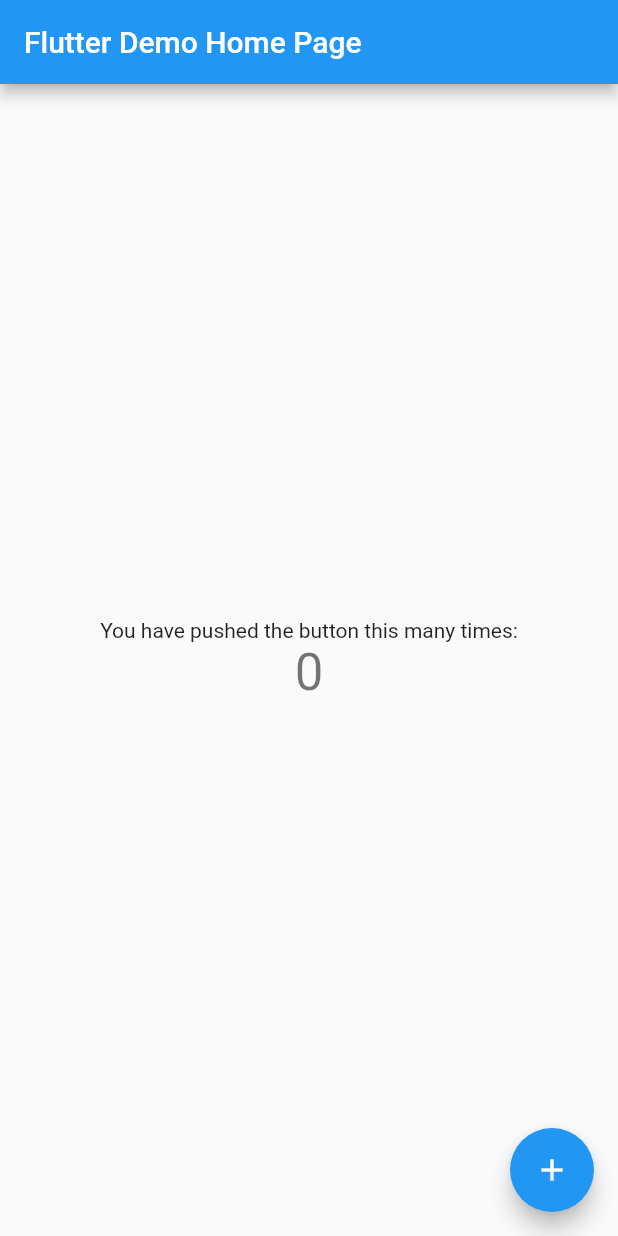
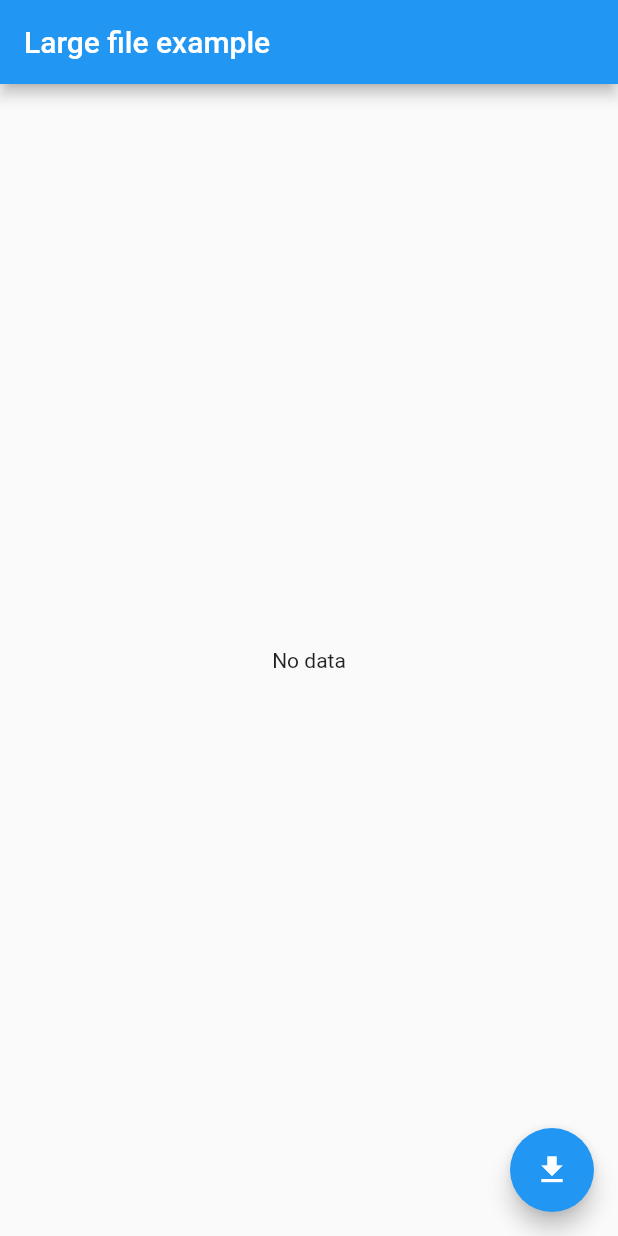
Before and after one commit to ssdd33/doit_flutter_practice, a Flutter app: the screen it shows after launch, on a phone screen of 412 x 824 dp. Run offline on Flutter 3.47's test engine with Material 2 defaults, Android fonts, the phone set to English and light mode, and no system bars; our stand-ins replace dio.

Commit message:
dio, path_provider 패키지 추가, 이미지 다운로드 기능과 진행현황 표시 화면 구현

```diff
--- /dev/null
+++ b/lib/largeFileMain.dart
@@ -0,0 +1,122 @@
+import 'package:flutter/material.dart';
+import 'package:dio/dio.dart';
+import 'package:path_provider/path_provider.dart';
+import 'dart:io';
+
+class LargeFileMain extends StatefulWidget {
+  @override
+  State<LargeFileMain> createState() => _LargeFileMainState();
+}
+
+class _LargeFileMainState extends State<LargeFileMain> {
+  final imgUrl =
+      'https://images.pexels.com/photos/240040/pexels-photo-240040.jpeg'
+      '?auto=compress';
+  bool downloading = false;
+  var progressString = "";
+  String file = "";
+
+  @override
+  Widget build(BuildContext context) {
+    return Scaffold(
+        appBar: AppBar(
+          title: Text('Large file example'),
+        ),
+        body: Center(
+          child: downloading ? Container(
+              height: 120.0,
+              width: 200.0,
+              child: Card(
+                color: Colors.black,
+                child: Column(
+                  mainAxisAlignment: MainAxisAlignment.center,
+                  children: [
+                    CircularProgressIndicator(),
+                    SizedBox(
+                      height: 20.0,
+                    ),
+                    Text('Downloading File : $progressString',
+                        style: TextStyle(color: Colors.white,
+                        ))
+                  ],
+                ),
+              )
+          ):FutureBuilder(
+            //FutureBuilder : 비동기로 데이터를 받아서 처리한 후 만들어지는 위젯
+            builder:(context,snapshot){
+              //snapshot : FutureBuiler.future에서 받아온 데이터를 저장한 dynamic 형태의 변수
+              switch(snapshot.connectionState){
+
+                case ConnectionState.none : //FutureBuilder.future가 null일때
+                  print('none');
+                return Text('데이터 없음');
+                case ConnectionState.waiting : //연결되기 전 (FutureBuilder.future에서 데이터를 반환받지 않았을 때)
+                  print('waiting');
+                return CircularProgressIndicator();
+                case ConnectionState.active: //하나 이상의 데이터를 반환받을 때
+                  print('active');
+                  return CircularProgressIndicator();
+                case ConnectionState.done: // 모든 데이터를 받아서 연결이 끝날 때
+                  print('done');
+                  if(snapshot.hasData){
+                    return snapshot.data as Widget; // snapshot.data : downloadWidget(file)함수가 반환하는 데이터
+                  }
+              }
+              print('end progress');
+              return Text('데이터 없음');
+            },
+            future: downloadWidget(file),
+          ),
+
+        ),
+      floatingActionButton: FloatingActionButton(
+        onPressed: (){
+          downloadFile();
+        },
+        child:Icon(Icons.file_download),
+      ),
+    );
+  }
+
+  Future<void> downloadFile() async {
+    Dio dio = Dio();
+    try {
+      var dir =
+      await getApplicationDocumentsDirectory(); //path_provider패키지가 제공하며 플러터 앱의 내부 디렉터리를 가져온다.
+      // imgUrl에서 내려받음 파일을 내부 디렉터리 안에 myimage.jpg라는 이름으로 저장
+      await dio.download(imgUrl, '${dir.path}/myimage.jpg',
+          onReceiveProgress: (rec, total) {
+            //진행 상황을 표시한다. rec : 지금까지 내려받은 데이터의 크기, total: 전체 파일의 크기
+            print('Rec: $rec , Total: $total');
+            file = '${dir.path}/myimage.jpg';
+            setState(() {
+              downloading = true;
+              progressString = ((rec / total) * 100).toStringAsFixed(0) + '%';
+            });
+          });
+    } catch (e) {
+      print(e);
+    }
+    setState(() {
+      downloading = false;
+      progressString = 'Completed';
+    });
+    print('Download completed');
+  }
+
+  Future<Widget> downloadWidget(String filePath) async {
+    File file  = File(filePath);
+    bool exist = await file.exists();
+
+    new FileImage(file).evict(); // 캐시 초기화, 플러터는 캐시에 같은 이름의 이미지가 있으면 이미지를 변경하지 않고 해당 이미지를 사용한다.
+
+    if(exist){
+
+      return Center(
+        child:Column(children: [Image.file(File(filePath))],)
+      );
+    }else{
+      return Text('No data');
+    }
+  }
+}
--- a/lib/main.dart
+++ b/lib/main.dart
@@ -1,3 +1,4 @@
+import 'package:doit_flutter_practice/largeFileMain.dart';
 import 'package:flutter/material.dart';
 
 void main() {
@@ -11,105 +12,8 @@
   @override
   Widget build(BuildContext context) {
     return MaterialApp(
-      title: 'Flutter Demo',
-      theme: ThemeData(
-        // This is the theme of your application.
-        //
-        // Try running your application with "flutter run". You'll see the
-        // application has a blue toolbar. Then, without quitting the app, try
-        // changing the primarySwatch below to Colors.green and then invoke
-        // "hot reload" (press "r" in the console where you ran "flutter run",
-        // or simply save your changes to "hot reload" in a Flutter IDE).
-        // Notice that the counter didn't reset back to zero; the application
-        // is not restarted.
-        primarySwatch: Colors.blue,
-      ),
-      home: const MyHomePage(title: 'Flutter Demo Home Page'),
+
+      home: LargeFileMain(),
     );
   }
 }
-
-class MyHomePage extends StatefulWidget {
-  const MyHomePage({super.key, required this.title});
-
-  // This widget is the home page of your application. It is stateful, meaning
-  // that it has a State object (defined below) that contains fields that affect
-  // how it looks.
-
-  // This class is the configuration for the state. It holds the values (in this
-  // case the title) provided by the parent (in this case the App widget) and
-  // used by the build method of the State. Fields in a Widget subclass are
-  // always marked "final".
-
-  final String title;
-
-  @override
-  State<MyHomePage> createState() => _MyHomePageState();
-}
-
-class _MyHomePageState extends State<MyHomePage> {
-  int _counter = 0;
-
-  void _incrementCounter() {
-    setState(() {
-      // This call to setState tells the Flutter framework that something has
-      // changed in this State, which causes it to rerun the build method below
-      // so that the display can reflect the updated values. If we changed
-      // _counter without calling setState(), then the build method would not be
-      // called again, and so nothing would appear to happen.
-      _counter++;
-    });
-  }
-
-  @override
-  Widget build(BuildContext context) {
-    // This method is rerun every time setState is called, for instance as done
-    // by the _incrementCounter method above.
-    //
-    // The Flutter framework has been optimized to make rerunning build methods
-    // fast, so that you can just rebuild anything that needs updating rather
-    // than having to individually change instances of widgets.
-    return Scaffold(
-      appBar: AppBar(
-        // Here we take the value from the MyHomePage object that was created by
-        // the App.build method, and use it to set our appbar title.
-        title: Text(widget.title),
-      ),
-      body: Center(
-        // Center is a layout widget. It takes a single child and positions it
-        // in the middle of the parent.
-        child: Column(
-          // Column is also a layout widget. It takes a list of children and
-          // arranges them vertically. By default, it sizes itself to fit its
-          // children horizontally, and tries to be as tall as its parent.
-          //
-          // Invoke "debug painting" (press "p" in the console, choose the
-          // "Toggle Debug Paint" action from the Flutter Inspector in Android
-          // Studio, or the "Toggle Debug Paint" command in Visual Studio Code)
-          // to see the wireframe for each widget.
-          //
-          // Column has various properties to control how it sizes itself and
-          // how it positions its children. Here we use mainAxisAlignment to
-          // center the children vertically; the main axis here is the vertical
-          // axis because Columns are vertical (the cross axis would be
-          // horizontal).
-          mainAxisAlignment: MainAxisAlignment.center,
-          children: <Widget>[
-            const Text(
-              'You have pushed the button this many times:',
-            ),
-            Text(
-              '$_counter',
-              style: Theme.of(context).textTheme.headline4,
-            ),
-          ],
-        ),
-      ),
-      floatingActionButton: FloatingActionButton(
-        onPressed: _incrementCounter,
-        tooltip: 'Increment',
-        child: const Icon(Icons.add),
-      ), // This trailing comma makes auto-formatting nicer for build methods.
-    );
-  }
-}
--- a/pubspec.yaml
+++ b/pubspec.yaml
@@ -36,6 +36,8 @@
   # The following adds the Cupertino Icons font to your application.
   # Use with the CupertinoIcons class for iOS style icons.
   cupertino_icons: ^1.0.2
+  dio: ^4.0.0
+  path_provider: ^2.0.2
 
 dev_dependencies:
   flutter_test:
```
Also changed, not shown: pubspec.lock, 5 other files.
